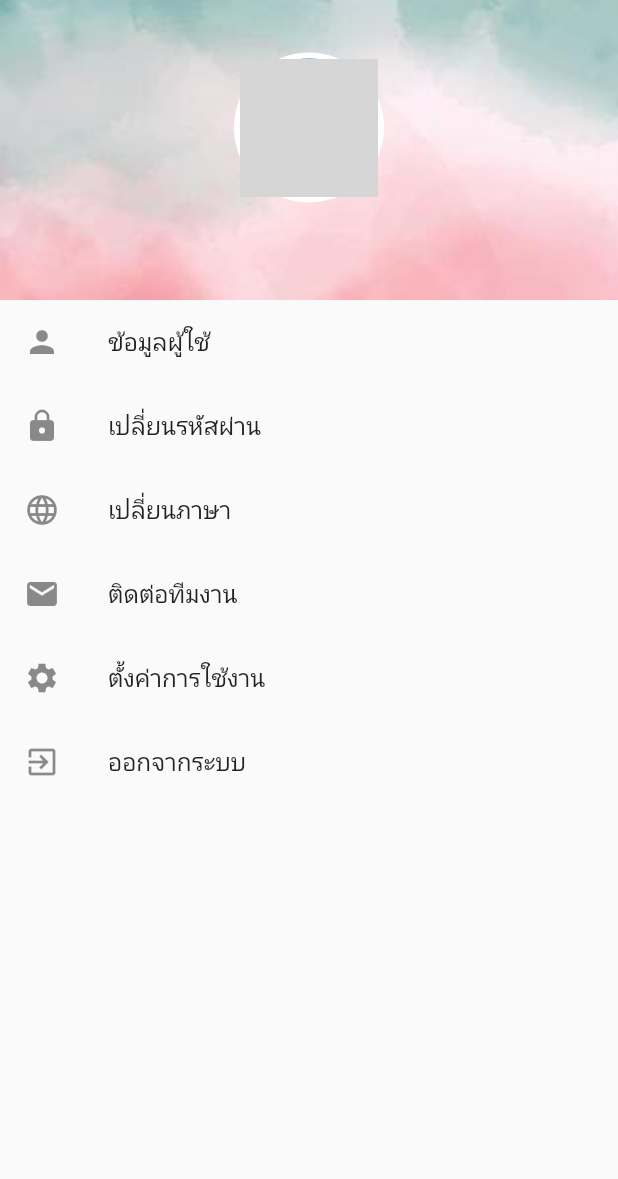
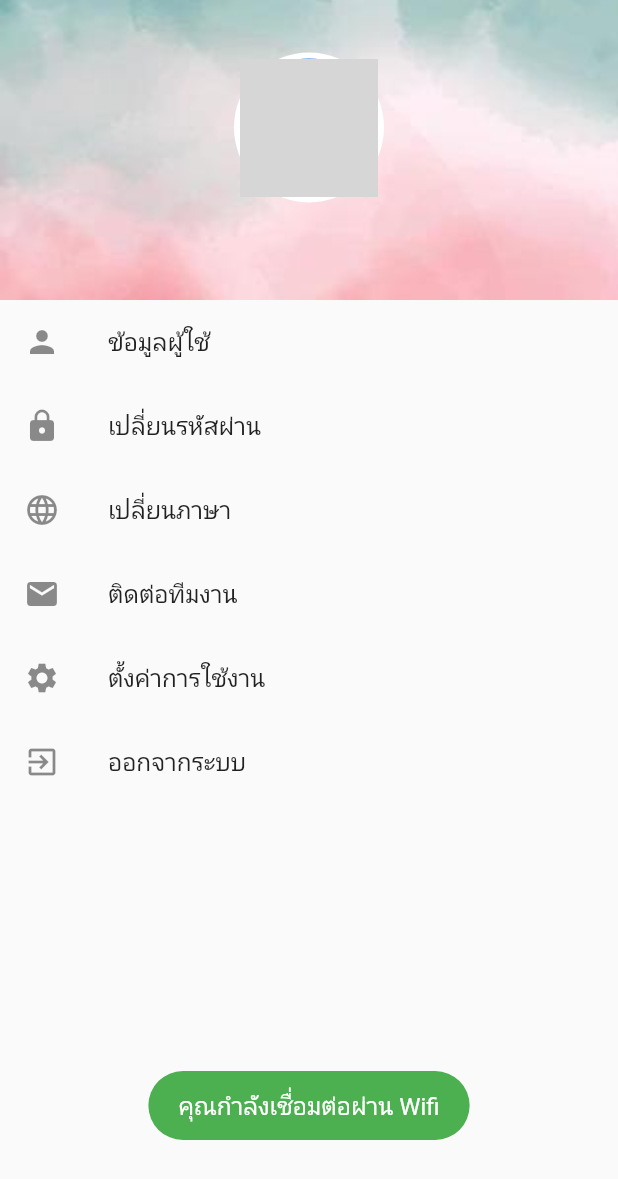
Before and after one commit to chxmpxx/hero-service-app, a Flutter app: the SettingScreen screen opened directly, on a phone screen of 412 x 824 dp. Shown: the top 1179 px of the screen. Run offline on Flutter 3.47's test engine with Material 2 defaults, Android fonts, the phone set to English and light mode, and no system bars; our stand-ins replace connectivity_plus, curved_navigation_bar, fluttertoast, introduction_screen, local_auth, shared_preferences; accounts and stored records are empty; network calls fail; grey boxes are pictures that could not be loaded.

```diff
--- a/lib/screens/bottomnav/setting_screen.dart
+++ b/lib/screens/bottomnav/setting_screen.dart
@@ -1,4 +1,6 @@
+import 'package:connectivity_plus/connectivity_plus.dart';
 import 'package:flutter/material.dart';
+import 'package:fluttertoast/fluttertoast.dart';
 import 'package:shared_preferences/shared_preferences.dart';
 
 class SettingScreen extends StatefulWidget {
@@ -23,9 +25,48 @@ class _SettingScreenState extends State<SettingScreen> {
     });
   }
 
+  // ฟังก์ชัน check network
+  checkNetwork() async {
+    var result = await Connectivity().checkConnectivity();
+    if(result == ConnectivityResult.wifi) {
+      Fluttertoast.showToast(
+        msg: "คุณกำลังเชื่อมต่อผ่าน Wifi",
+        toastLength: Toast.LENGTH_SHORT,
+        gravity: ToastGravity.BOTTOM,
+        timeInSecForIosWeb: 1,
+        backgroundColor: Colors.green,
+        textColor: Colors.white,
+        fontSize: 16.0
+      );
+    }
+    else if(result == ConnectivityResult.mobile){
+      Fluttertoast.showToast(
+        msg: "คุณกำลังเชื่อมต่อผ่าน 4G",
+        toastLength: Toast.LENGTH_SHORT,
+        gravity: ToastGravity.BOTTOM,
+        timeInSecForIosWeb: 1,
+        backgroundColor: Colors.green,
+        textColor: Colors.white,
+        fontSize: 16.0
+      );
+    }
+    else if(result == ConnectivityResult.none){
+      Fluttertoast.showToast(
+        msg: "คุณไม่ได้เชื่อมต่ออินเตอร์เน็ต",
+        toastLength: Toast.LENGTH_SHORT,
+        gravity: ToastGravity.BOTTOM,
+        timeInSecForIosWeb: 1,
+        backgroundColor: Colors.green,
+        textColor: Colors.white,
+        fontSize: 16.0
+      );
+    }
+  }
+
   @override
   void initState() {
     getProfile();
+    checkNetwork();
     super.initState();
   }
 
@@ -102,7 +143,6 @@ class _SettingScreenState extends State<SettingScreen> {
             leading: Icon(Icons.settings),
             title: Text('ตั้งค่าการใช้งาน'),
             onTap: (){
-              print('...' + _avatar!);
             },
           ),
           ListTile(
--- a/pubspec.yaml
+++ b/pubspec.yaml
@@ -41,6 +41,7 @@ dependencies:
   fluttertoast: ^8.0.9
   curved_navigation_bar: ^1.0.3
   shared_preferences: ^2.0.15
+  connectivity_plus: ^2.3.6+1
 
 dev_dependencies:
   flutter_test:
```
Also changed, not shown: pubspec.lock, 3 other files.
